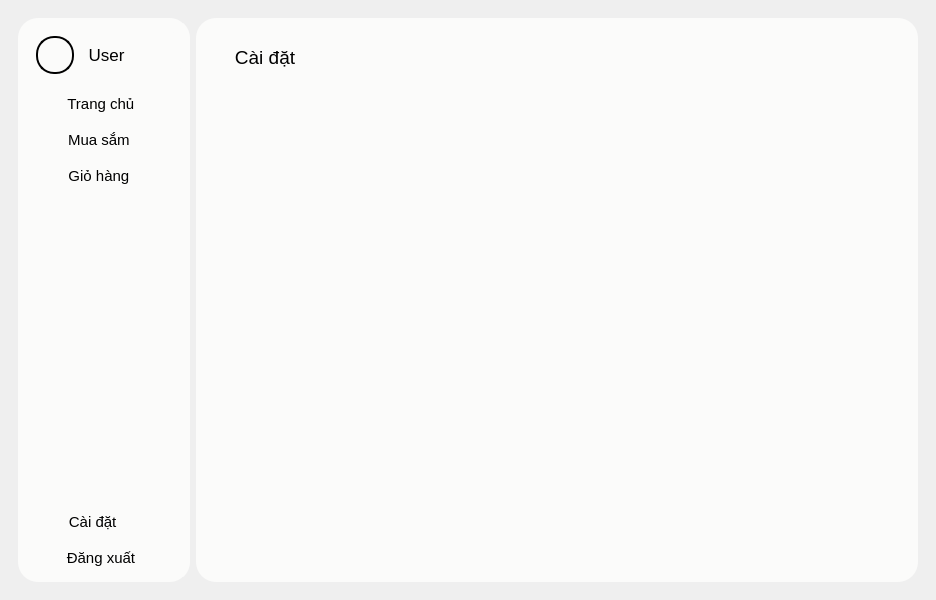
First picture: the form in SPCK/GUI/main.ui, repository MaiNgocChau9/Python-App-Instance, before the edit.
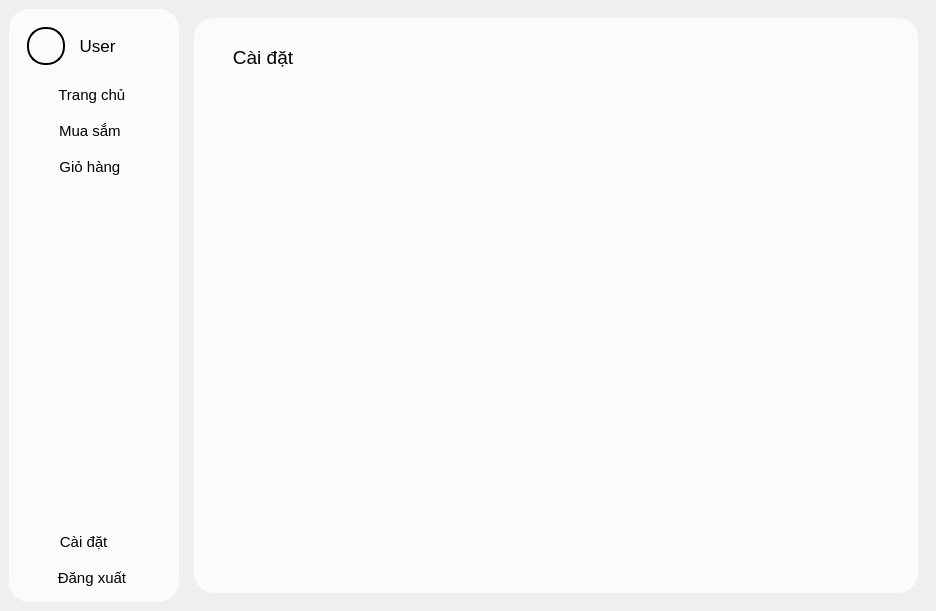
Second picture: the form after the edit. The open tabs and pages were chosen to show the change. Icons and pictures are not drawn.

Diff of the .ui file:
```diff
--- a/SPCK/GUI/main.ui
+++ b/SPCK/GUI/main.ui
@@ -7,21 +7,14 @@
     <x>0</x>
     <y>0</y>
     <width>936</width>
-    <height>600</height>
+    <height>611</height>
    </rect>
   </property>
   <property name="windowTitle">
    <string>MainWindow</string>
   </property>
   <widget class="QWidget" name="centralwidget">
-   <layout class="QVBoxLayout" name="verticalLayout">
-    <item>
-     <widget class="QStackedWidget" name="stackedWidget">
-      <property name="currentIndex">
-       <number>2</number>
-      </property>
-      <widget class="QWidget" name="home_screen">
-       <layout class="QHBoxLayout" name="horizontalLayout_3">
+   <layout class="QHBoxLayout" name="horizontalLayout_7">
         <item>
          <widget class="QWidget" name="widget" native="true">
           <property name="styleSheet">
@@ -326,6 +319,13 @@
           </layout>
          </widget>
         </item>
+    <item>
+     <widget class="QStackedWidget" name="stackedWidget">
+      <property name="currentIndex">
+       <number>3</number>
+      </property>
+      <widget class="QWidget" name="home_screen">
+       <layout class="QHBoxLayout" name="horizontalLayout_3">
         <item>
          <widget class="QWidget" name="widget_2" native="true">
           <property name="font">
@@ -1572,310 +1572,6 @@
       </widget>
       <widget class="QWidget" name="setting_screen">
        <layout class="QHBoxLayout" name="horizontalLayout_8">
-        <item>
-         <widget class="QWidget" name="widget_10" native="true">
-          <property name="styleSheet">
-           <string notr="true">QWidget{
-	max-width: 170px;
-	background-color: #FBFBFA;
-	border-right: 2px solid #FBFBFA;
-	padding: 0px;
-	margin: 0px;
-	border-radius: 20px;
-}</string>
-          </property>
-          <layout class="QVBoxLayout" name="verticalLayout_5">
-           <item>
-            <widget class="QWidget" name="widget_11" native="true">
-             <property name="styleSheet">
-              <string notr="true"/>
-             </property>
-             <layout class="QHBoxLayout" name="horizontalLayout_7">
-              <item>
-               <widget class="QLabel" name="label_15">
-                <property name="font">
-                 <font>
-                  <pointsize>10</pointsize>
-                  <weight>75</weight>
-                  <bold>true</bold>
-                 </font>
-                </property>
-                <property name="styleSheet">
-                 <string notr="true">min-height: 34px;
-max-height: 34px;
-min-width: 34px;
-max-width: 34px;
-border: 2px solid black;
-border-radius: 18px;</string>
-                </property>
-                <property name="text">
-                 <string/>
-                </property>
-                <property name="pixmap">
-                 <pixmap>../../../Python-App-A-/SPCK/Windows/Image/icon.png</pixmap>
-                </property>
-                <property name="scaledContents">
-                 <bool>true</bool>
-                </property>
-                <property name="alignment">
-                 <set>Qt::AlignCenter</set>
-                </property>
-               </widget>
-              </item>
-              <item>
-               <widget class="QLabel" name="label_4">
-                <property name="font">
-                 <font>
-                  <family>Segoe UI</family>
-                  <pointsize>13</pointsize>
-                  <weight>50</weight>
-                  <bold>false</bold>
-                 </font>
-                </property>
-                <property name="text">
-                 <string> User</string>
-                </property>
-               </widget>
-              </item>
-             </layout>
-            </widget>
-           </item>
-           <item>
-            <widget class="QPushButton" name="pushButton_18">
-             <property name="font">
-              <font>
-               <family>Segoe UI</family>
-               <pointsize>11</pointsize>
-              </font>
-             </property>
-             <property name="styleSheet">
-              <string notr="true">QPushButton{
-	max-height: 22px;
-	padding: 6px;
-	border-radius: 10px;
-	background-color: #FBFBFA;
-	border-right: 2px #FBFBFA solid;
-	min-width: 140px;
-	max-width: 140px;
-}
-
-QPushButton::hover{
-	max-height: 22px;
-	padding: 6px;
-	border-radius: 10px;
-	background-color: #d2d2d2;
-	border-right: 2px #d2d2d2 solid;
-	min-width: 140px;
-	max-width: 140px;
-}</string>
-             </property>
-             <property name="text">
-              <string> Trang chủ  </string>
-             </property>
-             <property name="icon">
-              <iconset>
-               <normaloff>../Image/home_d.png</normaloff>../Image/home_d.png</iconset>
-             </property>
-             <property name="iconSize">
-              <size>
-               <width>24</width>
-               <height>24</height>
-              </size>
-             </property>
-            </widget>
-           </item>
-           <item>
-            <widget class="QPushButton" name="pushButton_19">
-             <property name="font">
-              <font>
-               <family>Segoe UI</family>
-               <pointsize>11</pointsize>
-              </font>
-             </property>
-             <property name="styleSheet">
-              <string notr="true">QPushButton{
-	max-height: 22px;
-	padding: 6px;
-	border-radius: 10px;
-	background-color: #FBFBFA;
-	border-right: 2px #FBFBFA solid;
-	min-width: 140px;
-	max-width: 140px;
-}
-
-QPushButton::hover{
-	max-height: 22px;
-	padding: 6px;
-	border-radius: 10px;
-	background-color: #d2d2d2;
-	border-right: 2px #d2d2d2 solid;
-	min-width: 140px;
-	max-width: 140px;
-}</string>
-             </property>
-             <property name="text">
-              <string> Mua sắm   </string>
-             </property>
-             <property name="icon">
-              <iconset>
-               <normaloff>../Image/shopping_d.png</normaloff>../Image/shopping_d.png</iconset>
-             </property>
-             <property name="iconSize">
-              <size>
-               <width>24</width>
-               <height>24</height>
-              </size>
-             </property>
-            </widget>
-           </item>
-           <item>
-            <widget class="QPushButton" name="pushButton_20">
-             <property name="font">
-              <font>
-               <family>Segoe UI</family>
-               <pointsize>11</pointsize>
-              </font>
-             </property>
-             <property name="styleSheet">
-              <string notr="true">QPushButton{
-	max-height: 22px;
-	padding: 6px;
-	border-radius: 10px;
-	background-color: #FBFBFA;
-	border-right: 2px #FBFBFA solid;
-	min-width: 140px;
-	max-width: 140px;
-}
-
-QPushButton::hover{
-	max-height: 22px;
-	padding: 6px;
-	border-radius: 10px;
-	background-color: #d2d2d2;
-	border-right: 2px #d2d2d2 solid;
-	min-width: 140px;
-	max-width: 140px;
-}</string>
-             </property>
-             <property name="text">
-              <string> Giỏ hàng   </string>
-             </property>
-             <property name="icon">
-              <iconset>
-               <normaloff>../Image/cart_d.png</normaloff>../Image/cart_d.png</iconset>
-             </property>
-             <property name="iconSize">
-              <size>
-               <width>24</width>
-               <height>24</height>
-              </size>
-             </property>
-            </widget>
-           </item>
-           <item>
-            <spacer name="verticalSpacer_4">
-             <property name="orientation">
-              <enum>Qt::Vertical</enum>
-             </property>
-             <property name="sizeHint" stdset="0">
-              <size>
-               <width>20</width>
-               <height>40</height>
-              </size>
-             </property>
-            </spacer>
-           </item>
-           <item>
-            <widget class="QPushButton" name="pushButton_21">
-             <property name="font">
-              <font>
-               <family>Segoe UI</family>
-               <pointsize>11</pointsize>
-              </font>
-             </property>
-             <property name="styleSheet">
-              <string notr="true">QPushButton{
-	max-height: 22px;
-	padding: 6px;
-	border-radius: 10px;
-	background-color: #FBFBFA;
-	border-right: 2px #FBFBFA solid;
-	min-width: 140px;
-	max-width: 140px;
-}
-
-QPushButton::hover{
-	max-height: 22px;
-	padding: 6px;
-	border-radius: 10px;
-	background-color: #d2d2d2;
-	border-right: 2px #d2d2d2 solid;
-	min-width: 140px;
-	max-width: 140px;
-}</string>
-             </property>
-             <property name="text">
-              <string> Cài đặt      </string>
-             </property>
-             <property name="icon">
-              <iconset>
-               <normaloff>../Image/setting_a.png</normaloff>../Image/setting_a.png</iconset>
-             </property>
-             <property name="iconSize">
-              <size>
-               <width>24</width>
-               <height>24</height>
-              </size>
-             </property>
-            </widget>
-           </item>
-           <item>
-            <widget class="QPushButton" name="pushButton_22">
-             <property name="font">
-              <font>
-               <family>Segoe UI</family>
-               <pointsize>11</pointsize>
-              </font>
-             </property>
-             <property name="styleSheet">
-              <string notr="true">QPushButton{
-	max-height: 22px;
-	padding: 6px;
-	border-radius: 10px;
-	background-color: #FBFBFA;
-	border-right: 2px #FBFBFA solid;
-	min-width: 140px;
-	max-width: 140px;
-}
-
-QPushButton::hover{
-	max-height: 22px;
-	padding: 6px;
-	border-radius: 10px;
-	background-color: #d2d2d2;
-	border-right: 2px #d2d2d2 solid;
-	min-width: 140px;
-	max-width: 140px;
-}</string>
-             </property>
-             <property name="text">
-              <string> Đăng xuất  </string>
-             </property>
-             <property name="icon">
-              <iconset>
-               <normaloff>../Image/log_out.png</normaloff>../Image/log_out.png</iconset>
-             </property>
-             <property name="iconSize">
-              <size>
-               <width>24</width>
-               <height>24</height>
-              </size>
-             </property>
-            </widget>
-           </item>
-          </layout>
-         </widget>
-        </item>
         <item>
          <widget class="QWidget" name="widget_12" native="true">
           <property name="styleSheet">
```
Left out of the diff: 620 changed lines with no effect on the pictures. Lines whose indentation alone changed are shown as unchanged.
